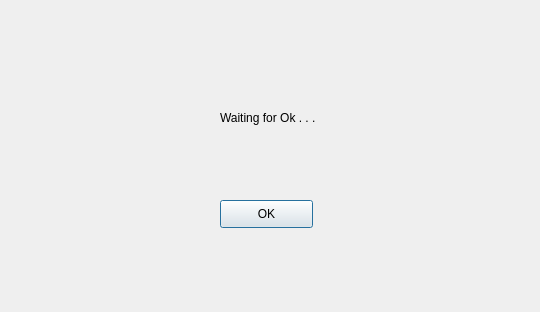
Qt form wap_plugin_dialog_base.ui (WAGIS/wap_plugin) before a commit.
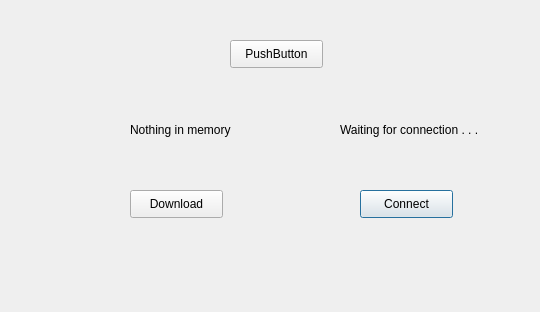
The same form after that commit.

The edit to the form file:
```diff
--- a/wap_plugin_dialog_base.ui
+++ b/wap_plugin_dialog_base.ui
@@ -19,27 +19,66 @@
    </property>
    <property name="geometry">
     <rect>
-     <x>220</x>
-     <y>110</y>
+     <x>340</x>
+     <y>120</y>
+     <width>151</width>
+     <height>20</height>
+    </rect>
+   </property>
+   <property name="text">
+    <string>Waiting for connection . . . </string>
+   </property>
+  </widget>
+  <widget class="QPushButton" name="connectButton">
+   <property name="geometry">
+    <rect>
+     <x>360</x>
+     <y>190</y>
+     <width>93</width>
+     <height>28</height>
+    </rect>
+   </property>
+   <property name="text">
+    <string>Connect</string>
+   </property>
+  </widget>
+  <widget class="QPushButton" name="downloadButton">
+   <property name="geometry">
+    <rect>
+     <x>130</x>
+     <y>190</y>
+     <width>93</width>
+     <height>28</height>
+    </rect>
+   </property>
+   <property name="text">
+    <string>Download</string>
+   </property>
+  </widget>
+  <widget class="QLabel" name="downloadLabel">
+   <property name="geometry">
+    <rect>
+     <x>130</x>
+     <y>120</y>
      <width>111</width>
-     <height>16</height>
+     <height>20</height>
     </rect>
    </property>
    <property name="text">
-    <string>Waiting for Ok . . . </string>
+    <string>Nothing in memory</string>
    </property>
   </widget>
   <widget class="QPushButton" name="pushButton">
    <property name="geometry">
     <rect>
-     <x>220</x>
-     <y>200</y>
+     <x>230</x>
+     <y>40</y>
      <width>93</width>
      <height>28</height>
     </rect>
    </property>
    <property name="text">
-    <string>OK</string>
+    <string>PushButton</string>
    </property>
   </widget>
  </widget>
```
Left out of the diff: 2 changed lines with no effect on the pictures.
